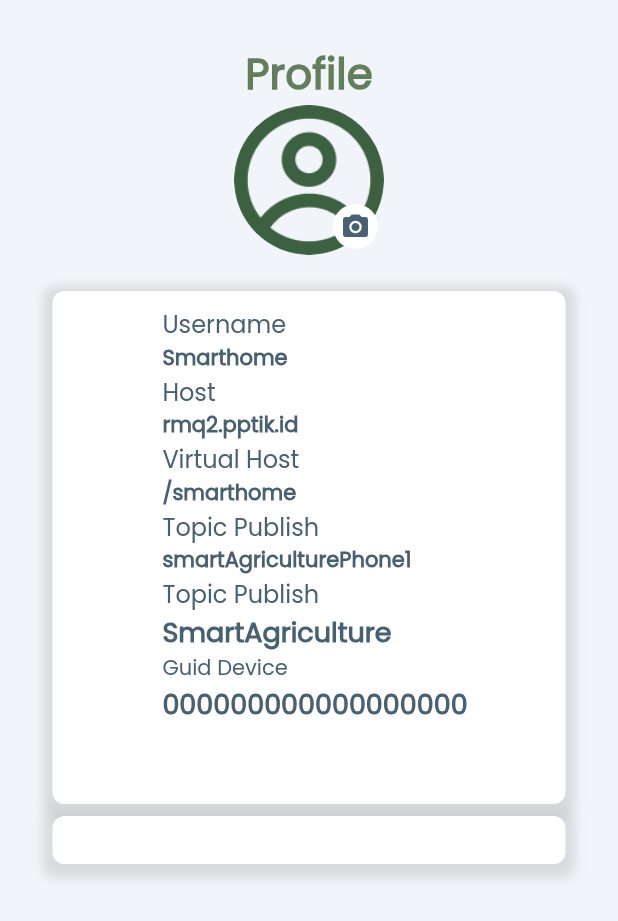
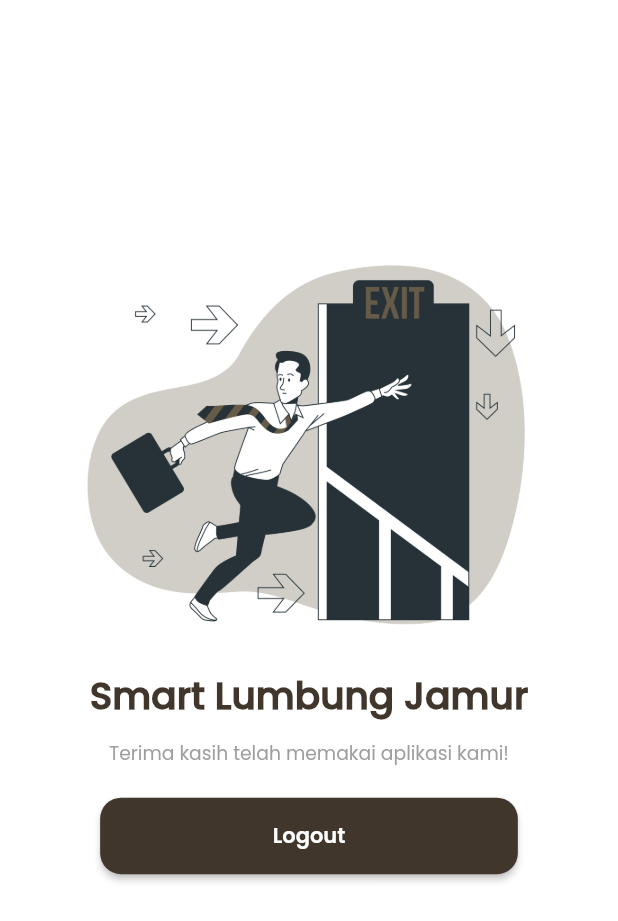
Before and after one commit to gloeserin/smart-lumbung-jamur, a Flutter app: the ProfilePage screen opened directly, on a phone screen of 412 x 824 dp. Shown: the top 921 px of the screen. Run offline on Flutter 3.47's test engine with Material 2 defaults, Android fonts, the phone set to English and light mode, and no system bars; our stand-ins replace curved_navigation_bar, font_awesome_flutter, get, google_fonts, hexcolor, iconsax and 2 more; missing offline and left inert: dart:ffi, material_dialogs, page_animation_transition.

Commit message:
logout page

```diff
--- a/lib/page/profile_page.dart
+++ b/lib/page/profile_page.dart
@@ -1,4 +1,12 @@
 import 'package:flutter/material.dart';
+import 'package:font_awesome_flutter/font_awesome_flutter.dart';
+import 'package:lumbung_jamur/screen/login_screen.dart';
+import 'package:lumbung_jamur/screen/login_screen.dart';
+import 'package:lumbung_jamur/screen/menu_screen.dart';
+import 'package:page_animation_transition/animations/fade_animation_transition.dart';
+import 'package:page_animation_transition/page_animation_transition.dart';
+import '../utils/global_color.dart';
+
 
 class ProfilePage extends StatefulWidget {
   const ProfilePage({super.key});
@@ -11,246 +19,203 @@ class _ProfilePageState extends State<ProfilePage> {
   @override
   Widget build(BuildContext context) {
     return Scaffold(
-      backgroundColor: const Color(0xFFF1F4F8),
-      body: Column(children: [
-        Container(
-          alignment: Alignment.topCenter,
-          margin: const EdgeInsets.only(
-              top: 28.0), // Sesuaikan dengan posisi top yang diinginkan
-          child: Row(
+      backgroundColor: Colors.white,
+      resizeToAvoidBottomInset: false,
+      body: SafeArea(
+        child: Center(
+          child: Column(
             mainAxisAlignment: MainAxisAlignment.center,
-            children: const [
+            crossAxisAlignment: CrossAxisAlignment.center,
+            children: [
+              FractionalTranslation(
+                translation: Offset(0.0, -0.1), // Ubah nilai Offset sesuai dengan posisi yang Anda inginkan (lebih atas)
+                child: Align(
+                  alignment: Alignment.center,
+                  child: Container(
+                    padding: const EdgeInsets.all(20.0),
+                    child: Column(
+                      children: [
+                        Image.asset(
+                          "assets/img/logout2.png",
+                          width: 300,
+                          height: 300,
+                        ),
                         Text(
-                'Profile',
+                          'Smart Lumbung Jamur',
+                          textAlign: TextAlign.center,
                           style: TextStyle(
-                  fontSize: 28.0,
-                  fontFamily: 'Poppins',
-                  fontWeight: FontWeight.w800,
-                  color: Color(0xFF637E5B),
+                            fontSize: 25,
+                            fontFamily: 'PoppinsMedium',
+                            color: GlobalColors.darkbrown,
+                            fontWeight: FontWeight.bold,
                           ),
                         ),
+                        SizedBox(
+                          height: 10,
+                        ),
+                        Text(
+                          "Terima kasih telah memakai aplikasi kami!",
+                          textAlign: TextAlign.center,
+                          style: TextStyle(
+                            fontSize: 12.5,
+                            color: Colors.grey,
+                          ),
+                        ),
+                        SizedBox(
+                          height: 20,
+                        ),
 
+                ElevatedButton(
+                  onPressed: () {
+                    showDialog(
+                      context: context,
+                      builder: (BuildContext context) {
+                        return AlertDialog(
+                          shape: RoundedRectangleBorder(
+                            borderRadius: BorderRadius.circular(14),
+                          ),
+                          title: Row(
+                            children: [
+                              Icon(
+                                FontAwesomeIcons.circleExclamation,
+                                color: GlobalColors.darkbrown,
+                                size: 20,
+                              ),
+                              SizedBox(width: 12),
+                              Text(
+                                'INFORMASI',
+                                style: TextStyle(
+                                  fontSize: 17,
+                                  fontFamily: 'PoppinsBold',
+                                  color: GlobalColors.darkbrown,
+                                ),
+                              ),
+                            ],
+                          ),
+                          content: Column(
+                            crossAxisAlignment: CrossAxisAlignment.start,
+                            mainAxisSize: MainAxisSize.min,
+                            children: [
+                              Text(
+                                'Apakah anda yakin akan logout?',
+                                style: TextStyle(
+                                    fontSize: 12,
+                                    fontFamily: 'PoppinsMedium',
+                                    color: Colors.black),
+                              ),
+                            ],
+                          ),
+                          actions: [
+                            Padding(
+                              padding: const EdgeInsets.all(14),
+                              child: Container(
+                                width: double.maxFinite,
+                                child: Row(
+                                  mainAxisAlignment:
+                                      MainAxisAlignment.spaceBetween,
+                                  children: [
+                                    Expanded(
+                                      child: ElevatedButton(
+                                        onPressed: () {
+                                          Navigator.of(context).pop();
+                                        },
+                                        style: ElevatedButton.styleFrom(
+                                          backgroundColor: Colors.white,
+                                          primary: Colors.white,
+                                          onPrimary: GlobalColors.darkbrown,
+                                          shape: RoundedRectangleBorder(
+                                            borderRadius:
+                                                BorderRadius.circular(16),
+                                            side: BorderSide(
+                                              width: 1,
+                                              color: Color.fromARGB(
+                                                  255, 113, 60, 13),
+                                            ),
+                                          ),
+                                        ),
+                                        child: Text(
+                                          'Batal',
+                                          style: TextStyle(
+                                            color: GlobalColors.darkbrown,
+                                            fontFamily: 'PoppinsSemiBold',
+                                            fontSize: 12,
+                                          ),
+                                        ),
+                                      ),
+                                    ),
+                                    SizedBox(width: 16),
+                                    Expanded(
+                                      child: ElevatedButton(
+                                        onPressed: () {
+                                          Navigator.pushAndRemoveUntil(
+                                            context,
+                                            PageAnimationTransition(
+                                              page: LoginScreen(),
+                                              pageAnimationType:
+                                                  FadeAnimationTransition(),
+                                            ),
+                                            (route) => false,
+                                          );
+                                        },
+                                        style: ElevatedButton.styleFrom(
+                                          backgroundColor:
+                                              GlobalColors.darkbrown,
+                                          primary: GlobalColors.darkbrown,
+                                          onPrimary: Colors.white,
+                                          shape: RoundedRectangleBorder(
+                                            borderRadius:
+                                                BorderRadius.circular(16),
+                                          ),
+                                        ),
+                                        child: Text(
+                                          'Ya',
+                                          style: TextStyle(
+                                            color: Colors.white,
+                                            fontFamily: 'PoppinsSemiBold',
+                                            fontSize: 12,
+                                          ),
+                                        ),
+                                      ),
+                                    ),
                                   ],
                                 ),
                               ),
-        Container(
-          child: Stack(
-            alignment: Alignment.bottomCenter,
-            children: [
-              Container(
-                width: 100,
-                height: 100,
-                decoration: const BoxDecoration(
-                    shape: BoxShape.circle,
-                    image: DecorationImage(
-                        image: AssetImage(
-                      'assets/img/pp.png',
-                    ))),
                             ),
-              Positioned(
-                  right: 4,
-                  bottom: 4,
-                  child: Container(
-                    width: 30,
-                    height: 30,
-                    decoration: const BoxDecoration(
-                      shape: BoxShape.circle,
+                          ],
+                        );
+                      },
+                    );
+                  },
+                  style: ElevatedButton.styleFrom(
+                    backgroundColor: GlobalColors.darkbrown,
+                    foregroundColor: Colors.white, // text color
+                    padding: const EdgeInsets.symmetric(
+                      horizontal: 115,
+                      vertical: 15,
+                    ), // button padding
+                    shape: RoundedRectangleBorder(
+                      borderRadius:
+                          BorderRadius.circular(14), // button border radius
+                    ),
+                  ),
+                  child: Text(
+                    "Logout",
+                    style: TextStyle(
+                      fontSize: 14,
+                      fontFamily: 'PoppinsSemiBold',
                       color: Colors.white,
                     ),
-                    child: const Icon(
-                      Icons.camera_alt,
-                      size: 20,
-                      color: Color(0xff476072),
                   ),
-                  ))
-            ],
-          ),
-        ),
-        const SizedBox(height: 20),
-        Container(
-          width: 350,
-          height: 350,
-          decoration: BoxDecoration(
-            borderRadius: BorderRadius.circular(8),
-            boxShadow: [
-              BoxShadow(
-                color: Colors.grey.withOpacity(0.3),
-                spreadRadius: 2,
-                blurRadius: 5,
-                offset: const Offset(0, 3),
                 )
-            ],
-          ),
-          child: Card(
-            elevation: 0,
-            shape: RoundedRectangleBorder(
-              borderRadius: BorderRadius.circular(8),
-            ),
-            child: Container(
-              width: double.infinity,
-              height: double.infinity,
-              child: Column(
-                // mainAxisAlignment: MainAxisAlignment.spaceBetween,
-                children: [
-                  Column(children: [
-                    Padding(
-                      padding: const EdgeInsets.only(top: 10, left: 8),
-                      child: Column(
-                        children: [
-                          Positioned(
-                              top: 16,
-                              left: 16,
-                              child: Column(
-                                  crossAxisAlignment: CrossAxisAlignment.start,
-                                  children: const [
-                                    Text(
-                                      'Username',
-                                      style: TextStyle(
-                                        fontFamily: 'Poppins',
-                                        fontSize: 16,
-                                        color: Color(0xFF476072),
-                                      ),
-                                    ),
-                                    Text(
-                                      'Smarthome',
-                                      style: TextStyle(
-                                        fontFamily: 'Poppins',
-                                        fontSize: 14,
-                                        fontWeight: FontWeight.bold,
-                                        color: Color(0xFF476072),
-                                      ),
-                                    ),
-                                    Text(
-                                      'Host',
-                                      style: TextStyle(
-                                        fontFamily: 'Poppins',
-                                        fontSize: 16,
-                                        color: Color(0xFF476072),
-                                      ),
-                                    ),
-                                    Text(
-                                      'rmq2.pptik.id',
-                                      style: TextStyle(
-                                        fontFamily: 'Poppins',
-                                        fontSize: 14,
-                                        fontWeight: FontWeight.bold,
-                                        color: Color(0xFF476072),
-                                      ),
-                                    ),
-                                    Text(
-                                      'Virtual Host',
-                                      style: TextStyle(
-                                        fontFamily: 'Poppins',
-                                        fontSize: 16,
-                                        color: Color(0xFF476072),
-                                      ),
-                                    ),
-                                    Text(
-                                      '/smarthome',
-                                      style: TextStyle(
-                                        fontFamily: 'Poppins',
-                                        fontSize: 14,
-                                        fontWeight: FontWeight.bold,
-                                        color: Color(0xFF476072),
-                                      ),
-                                    ),
-                                    Text(
-                                      'Topic Publish',
-                                      style: TextStyle(
-                                        fontFamily: 'Poppins',
-                                        fontSize: 16,
-                                        color: Color(0xFF476072),
-                                      ),
-                                    ),
-                                    Text(
-                                      'smartAgriculturePhone1',
-                                      style: TextStyle(
-                                        fontFamily: 'Poppins',
-                                        fontSize: 14,
-                                        fontWeight: FontWeight.bold,
-                                        color: Color(0xFF476072),
-                                      ),
-                                    ),
-                                    Text(
-                                      'Topic Publish',
-                                      style: TextStyle(
-                                        fontFamily: 'Poppins',
-                                        fontSize: 16,
-                                        color: Color(0xFF476072),
-                                      ),
-                                    ),
-                                    Text(
-                                      'SmartAgriculture',
-                                      style: TextStyle(
-                                        fontFamily: 'Poppins',
-                                        fontSize: 18,
-                                        fontWeight: FontWeight.bold,
-                                        color: Color(0xFF476072),
-                                      ),
-                                    ),
-                                    Text(
-                                      'Guid Device',
-                                      style: TextStyle(
-                                        fontFamily: 'Poppins',
-                                        fontSize: 14,
-                                        color: Color(0xFF476072),
-                                      ),
-                                    ),
-                                    Text(
-                                      '000000000000000000',
-                                      style: TextStyle(
-                                        fontFamily: 'Poppins',
-                                        fontSize: 18,
-                                        fontWeight: FontWeight.bold,
-                                        color: Color(0xFF476072),
-                                      ),
-                                    ),
-                                  ])),
-                        ],
-                      ),
-                    ),
-                  ]),
                       ],
                     ),
                   ),
                 ),
               ),
-        Container(
-          width: 350,
-          height: 40,
-          decoration:
-              BoxDecoration(borderRadius: BorderRadius.circular(8), boxShadow: [
-            BoxShadow(
-              color: Colors.grey.withOpacity(0.3),
-              spreadRadius: 2,
-              blurRadius: 6,
-              offset: const Offset(0, 3),
-            ),
-          ]),
-          child: Card(
-            elevation: 0,
-            shape: RoundedRectangleBorder(
-              borderRadius: BorderRadius.circular(8)
-            ),
-            child: GestureDetector(
-              onTap: () {
-                // Aksi ketika card ditekan
-                // Navigator.push(
-                //   context,
-                //   MaterialPageRoute(
-                //     builder: (context) => HalamanBaru(),
-                //   ),
-                // );
-              },
-              child: Container(
-                width: double.infinity,
-                height: double.infinity,
-              ),
-
+            ],
           ),
         ),
-        )
-      ]),
+      ),
     );
   }
 }
```
Also changed, not shown: lib/page/history_page.dart (+20 -101 lines), assets/img/logout.png (added), assets/img/logout2.png (added). Lines whose indentation alone changed are shown as unchanged.
